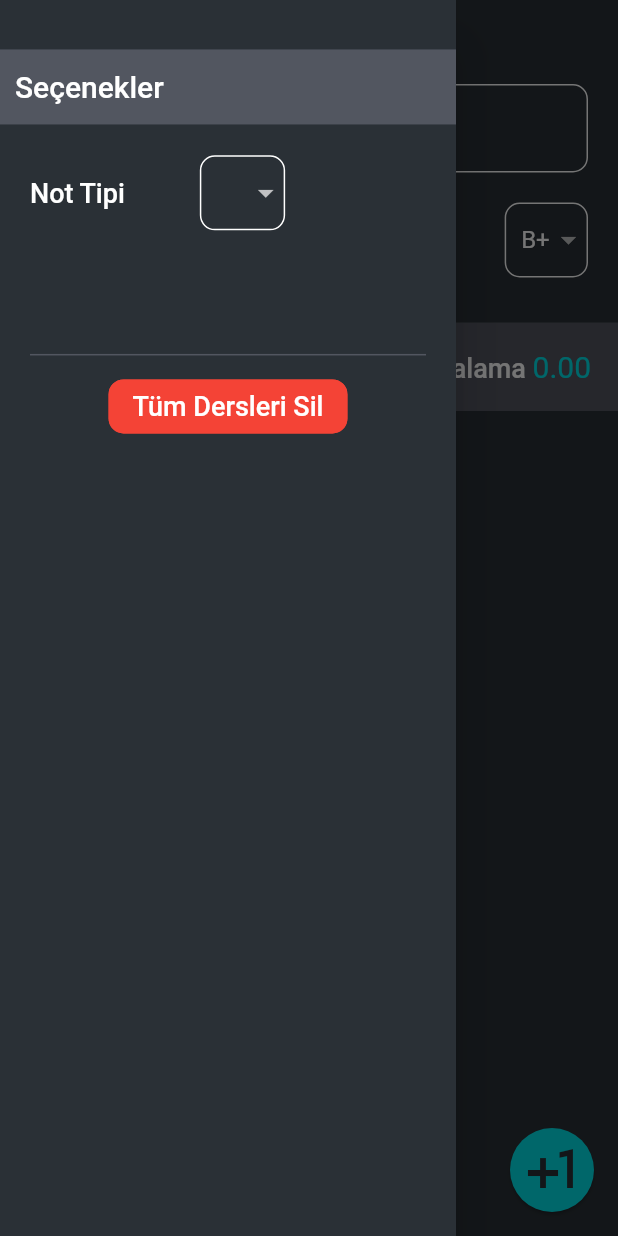
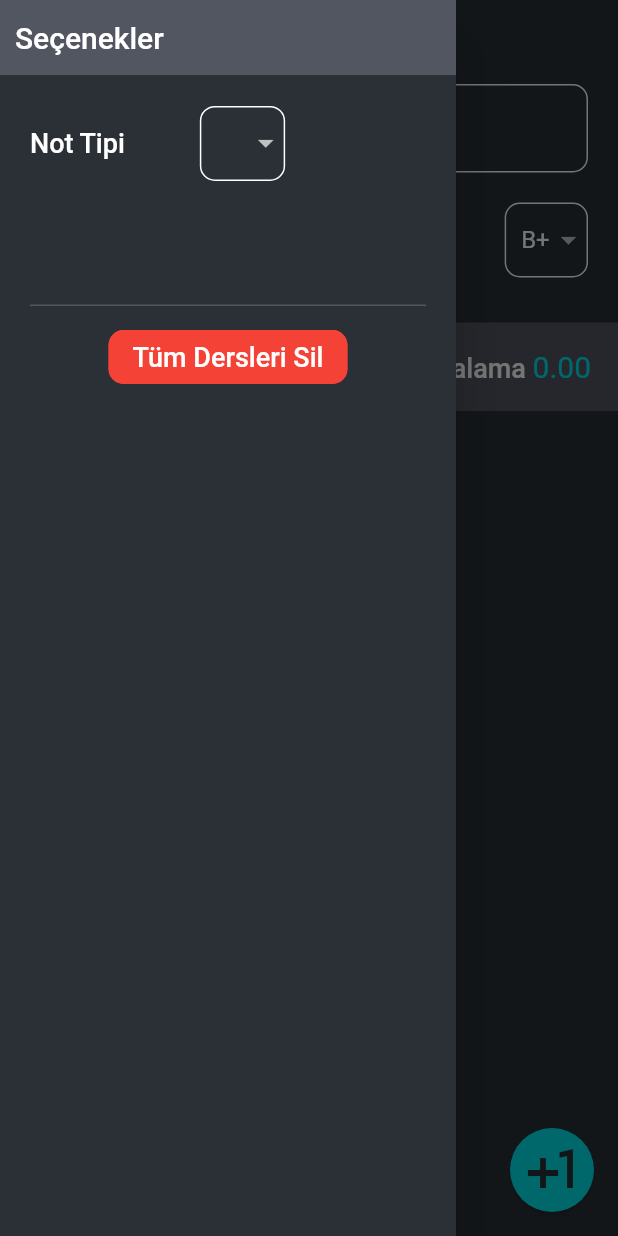
Before and after one commit to OguzErdi/gpa_calculator, a Flutter app: the screen it shows after launch, with the side drawer open, on a phone screen of 412 x 824 dp. Run offline on Flutter 3.47's test engine with Material 2 defaults, Android fonts, the phone set to English and light mode, and no system bars; our stand-ins replace shared_preferences.

Commit message:
fix drawer overlap status bar

```diff
--- a/lib/app/gpa_drawer.dart
+++ b/lib/app/gpa_drawer.dart
@@ -33,10 +33,6 @@ class _GpaDrawerState extends State<GpaDrawer> {
         color: Color(0xFF2a3036),
         child: Column(
           children: <Widget>[
-            SizedBox(
-              //ekranin 1/8'i kadar bosluk birak
-              height: MediaQuery.of(context).size.height / 25,
-            ),
             Container(
               padding: EdgeInsets.only(left: 10),
               height: 50,
--- a/lib/app/gpa_home_page.dart
+++ b/lib/app/gpa_home_page.dart
@@ -59,7 +59,9 @@ class _GPAHomePageState extends State<GPAHomePage> {
       if (orientation == Orientation.portrait) {
         return Scaffold(
           resizeToAvoidBottomPadding: false,
-          drawer: GpaDrawer(UniqueKey()),
+          drawer: SafeArea(
+            child: GpaDrawer(UniqueKey()),
+          ),
           appBar: AppBar(
             iconTheme: new IconThemeData(color: Colors.white),
             centerTitle: true,
```
